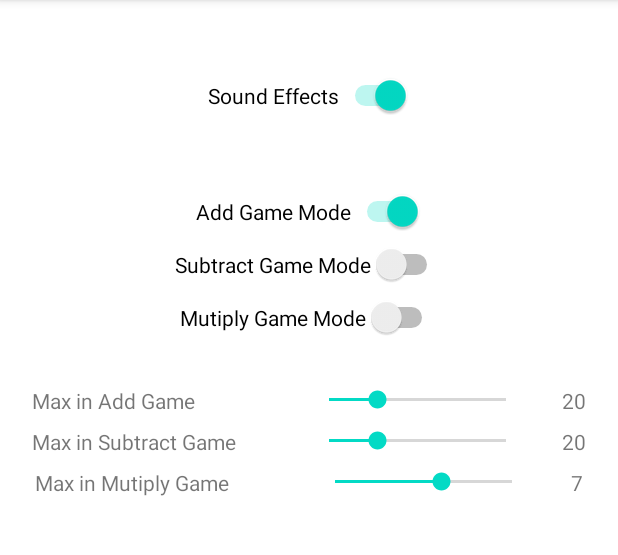
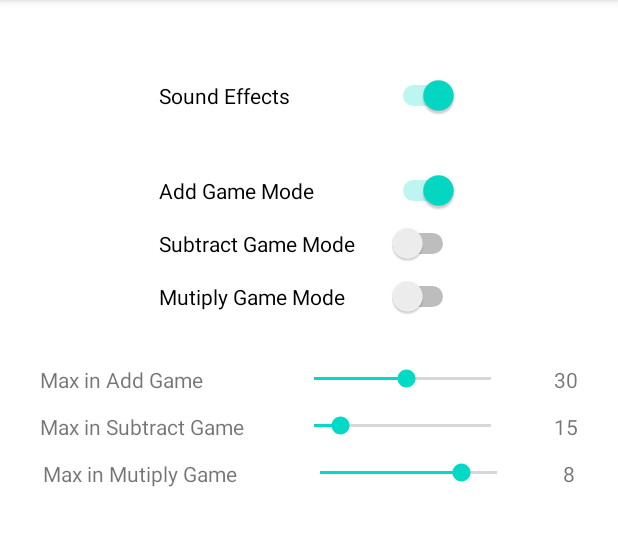
Before and after one commit to roberthinch/DannyApp, an Android app: the settings screen opened directly, with no data from a screen before it, on a phone screen of 412 x 824 dp, the part 84-639 px from its top. Run offline under Robolectric (Android 15) with nearby library versions, the light colour scheme and no system bars.

Commit message:
Fix max number settings in Settings (SeekBar minimum is always 0). Neaten Settings layout

```diff
--- a/app/src/main/java/com/example/myapplication/MainActivity.java
+++ b/app/src/main/java/com/example/myapplication/MainActivity.java
@@ -17,9 +17,9 @@ public class MainActivity extends AppCompatActivity {
     public static boolean SOUND_EFFECTS = true;
     public static WordStore WORD_STORE;
     public static int INITIALISED = 0;
-    public static int MAX_NUMBER_ADD_GAME = 20;
-    public static int MAX_NUMBER_SUBTRACT_GAME = 20;
-    public static int MAX_NUMBER_MUTIPLIY_GAME = 7;
+    public static int MAX_NUMBER_ADD_GAME = 30;
+    public static int MAX_NUMBER_SUBTRACT_GAME = 15;
+    public static int MAX_NUMBER_MUTIPLIY_GAME = 8;
     public static boolean ADD_GAME_MODE = true;
     public static boolean SUBTRACT_GAME_MODE = false;
     public static boolean MUTIPLY_GAME_MODE = false;
--- a/app/src/main/java/com/example/myapplication/settings.java
+++ b/app/src/main/java/com/example/myapplication/settings.java
@@ -16,6 +16,14 @@ public class settings extends AppCompatActivity {
     protected void onCreate(Bundle savedInstanceState) {
         super.onCreate(savedInstanceState);
         setContentView(R.layout.activity_settings);
+
+        // upper and lower limits of the math game numbers
+        int minAdd  = 9;
+        int maxAdd  = 49;
+        int minSub  = 9;
+        int maxSub  = 49;
+        int minMult = 4;
+        int maxMult = 9;
 
         // set up sound effects switch
         Switch sw = (Switch) findViewById(R.id.sound_effects);
@@ -72,9 +80,8 @@ public class settings extends AppCompatActivity {
         TextView maxAddView = (TextView) findViewById(R.id.maxAddNumberValue);
         maxAddView.setText( String.valueOf( MainActivity.MAX_NUMBER_ADD_GAME ));
         SeekBar addBar = (SeekBar)findViewById(R.id.maxAddNumberBar);
-        addBar.setMax(49);
-        addBar.setMin(9);
-        addBar.setProgress(MainActivity.MAX_NUMBER_ADD_GAME);
+        addBar.setMax( maxAdd-minAdd );
+        addBar.setProgress( MainActivity.MAX_NUMBER_ADD_GAME-minAdd );
         addBar.setOnSeekBarChangeListener(new SeekBar.OnSeekBarChangeListener() {
             @Override
             public void onStopTrackingTouch(SeekBar arg0) {
@@ -84,8 +91,8 @@ public class settings extends AppCompatActivity {
             }
             @Override
             public void onProgressChanged(SeekBar arg0, int arg1, boolean arg2) {
-                maxAddView.setText( String.valueOf(arg1) );
-                MainActivity.MAX_NUMBER_ADD_GAME = arg1;
+                maxAddView.setText( String.valueOf( arg1+minAdd ) );
+                MainActivity.MAX_NUMBER_ADD_GAME = arg1+minAdd;
             }
         });
 
@@ -93,9 +100,8 @@ public class settings extends AppCompatActivity {
         TextView maxSubView = (TextView) findViewById(R.id.maxSubtractNumberValue);
         maxSubView.setText( String.valueOf( MainActivity.MAX_NUMBER_SUBTRACT_GAME ));
         SeekBar subBar = (SeekBar)findViewById(R.id.maxSubtractNumberBar);
-        subBar.setMax(49);
-        subBar.setMin(9);
-        subBar.setProgress(MainActivity.MAX_NUMBER_SUBTRACT_GAME);
+        subBar.setMax( maxSub - minSub );
+        subBar.setProgress( MainActivity.MAX_NUMBER_SUBTRACT_GAME-minSub );
         subBar.setOnSeekBarChangeListener(new SeekBar.OnSeekBarChangeListener() {
             @Override
             public void onStopTrackingTouch(SeekBar arg0) {
@@ -105,8 +111,8 @@ public class settings extends AppCompatActivity {
             }
             @Override
             public void onProgressChanged(SeekBar arg0, int arg1, boolean arg2) {
-                maxSubView.setText( String.valueOf(arg1) );
-                MainActivity.MAX_NUMBER_SUBTRACT_GAME = arg1;
+                maxSubView.setText( String.valueOf( arg1 + minSub ) );
+                MainActivity.MAX_NUMBER_SUBTRACT_GAME = arg1 + minSub;
             }
         });
 
@@ -114,9 +120,8 @@ public class settings extends AppCompatActivity {
         TextView maxMultView = (TextView) findViewById(R.id.maxMultiplyNumberValue);
         maxMultView.setText( String.valueOf( MainActivity.MAX_NUMBER_MUTIPLIY_GAME ));
         SeekBar multBar = (SeekBar)findViewById(R.id.maxMultiplyNumberBar);
-        multBar.setMax(9);
-        multBar.setMin(4);
-        multBar.setProgress(MainActivity.MAX_NUMBER_MUTIPLIY_GAME);
+        multBar.setMax(maxMult-minMult);
+        multBar.setProgress(MainActivity.MAX_NUMBER_MUTIPLIY_GAME-minMult);
         multBar.setOnSeekBarChangeListener(new SeekBar.OnSeekBarChangeListener() {
             @Override
             public void onStopTrackingTouch(SeekBar arg0) {
@@ -126,8 +131,8 @@ public class settings extends AppCompatActivity {
             }
             @Override
             public void onProgressChanged(SeekBar arg0, int arg1, boolean arg2) {
-                maxMultView.setText( String.valueOf(arg1) );
-                MainActivity.MAX_NUMBER_MUTIPLIY_GAME = arg1;
+                maxMultView.setText( String.valueOf(arg1+minMult) );
+                MainActivity.MAX_NUMBER_MUTIPLIY_GAME = arg1+minMult;
             }
         });
 
--- a/app/src/main/res/layout/activity_settings.xml
+++ b/app/src/main/res/layout/activity_settings.xml
@@ -7,7 +7,7 @@
 
     <Switch
         android:id="@+id/sound_effects"
-        android:layout_width="wrap_content"
+        android:layout_width="200dp"
         android:layout_height="wrap_content"
         android:layout_marginStart="36dp"
         android:layout_marginLeft="36dp"
@@ -23,11 +23,11 @@
 
     <Switch
         android:id="@+id/add_game_mode"
-        android:layout_width="wrap_content"
+        android:layout_width="200dp"
         android:layout_height="wrap_content"
         android:layout_marginStart="36dp"
         android:layout_marginLeft="36dp"
-        android:layout_marginTop="50dp"
+        android:layout_marginTop="36dp"
         android:layout_marginEnd="36dp"
         android:layout_marginRight="36dp"
         android:singleLine="false"
@@ -40,7 +40,7 @@
 
     <Switch
         android:id="@+id/subtract_game_mode"
-        android:layout_width="wrap_content"
+        android:layout_width="200dp"
         android:layout_height="wrap_content"
         android:layout_marginStart="36dp"
         android:layout_marginLeft="36dp"
@@ -57,7 +57,7 @@
 
     <Switch
         android:id="@+id/multiply_game_mode"
-        android:layout_width="wrap_content"
+        android:layout_width="200dp"
         android:layout_height="wrap_content"
         android:layout_marginStart="36dp"
         android:layout_marginLeft="36dp"
@@ -73,7 +73,7 @@
 
     <TextView
         android:id="@+id/maxAddNumberText"
-        android:layout_width="wrap_content"
+        android:layout_width="140dp"
         android:layout_height="wrap_content"
         android:layout_marginTop="32dp"
         android:ems="10"
@@ -110,9 +110,9 @@
 
     <TextView
         android:id="@+id/maxSubtractNumberText"
-        android:layout_width="wrap_content"
+        android:layout_width="140dp"
         android:layout_height="wrap_content"
-        android:layout_marginTop="8dp"
+        android:layout_marginTop="12dp"
         android:ems="10"
         android:inputType="textPersonName"
         android:singleLine="false"
@@ -126,7 +126,7 @@
         android:id="@+id/maxSubtractNumberBar"
         android:layout_width="150dp"
         android:layout_height="18dp"
-        android:layout_marginTop="8dp"
+        android:layout_marginTop="12dp"
         app:layout_constraintEnd_toStartOf="@+id/maxSubtractNumberValue"
         app:layout_constraintHorizontal_bias="0.5"
         app:layout_constraintStart_toEndOf="@+id/maxSubtractNumberText"
@@ -136,7 +136,7 @@
         android:id="@+id/maxSubtractNumberValue"
         android:layout_width="wrap_content"
         android:layout_height="wrap_content"
-        android:layout_marginTop="8dp"
+        android:layout_marginTop="12dp"
         android:inputType="textPersonName"
         android:singleLine="false"
         android:text="20"
@@ -147,9 +147,9 @@
 
     <TextView
         android:id="@+id/maxMultiplyNumberText"
-        android:layout_width="wrap_content"
+        android:layout_width="140dp"
         android:layout_height="wrap_content"
-        android:layout_marginTop="8dp"
+        android:layout_marginTop="12dp"
         android:ems="10"
         android:inputType="textPersonName"
         android:singleLine="false"
@@ -163,7 +163,7 @@
         android:id="@+id/maxMultiplyNumberBar"
         android:layout_width="150dp"
         android:layout_height="18dp"
-        android:layout_marginTop="8dp"
+        android:layout_marginTop="12dp"
         app:layout_constraintEnd_toStartOf="@+id/maxMultiplyNumberValue"
         app:layout_constraintHorizontal_bias="0.5"
         app:layout_constraintStart_toEndOf="@+id/maxMultiplyNumberText"
@@ -173,7 +173,7 @@
         android:id="@+id/maxMultiplyNumberValue"
         android:layout_width="wrap_content"
         android:layout_height="wrap_content"
-        android:layout_marginTop="8dp"
+        android:layout_marginTop="12dp"
         android:inputType="textPersonName"
         android:singleLine="false"
         android:text="20"
```
